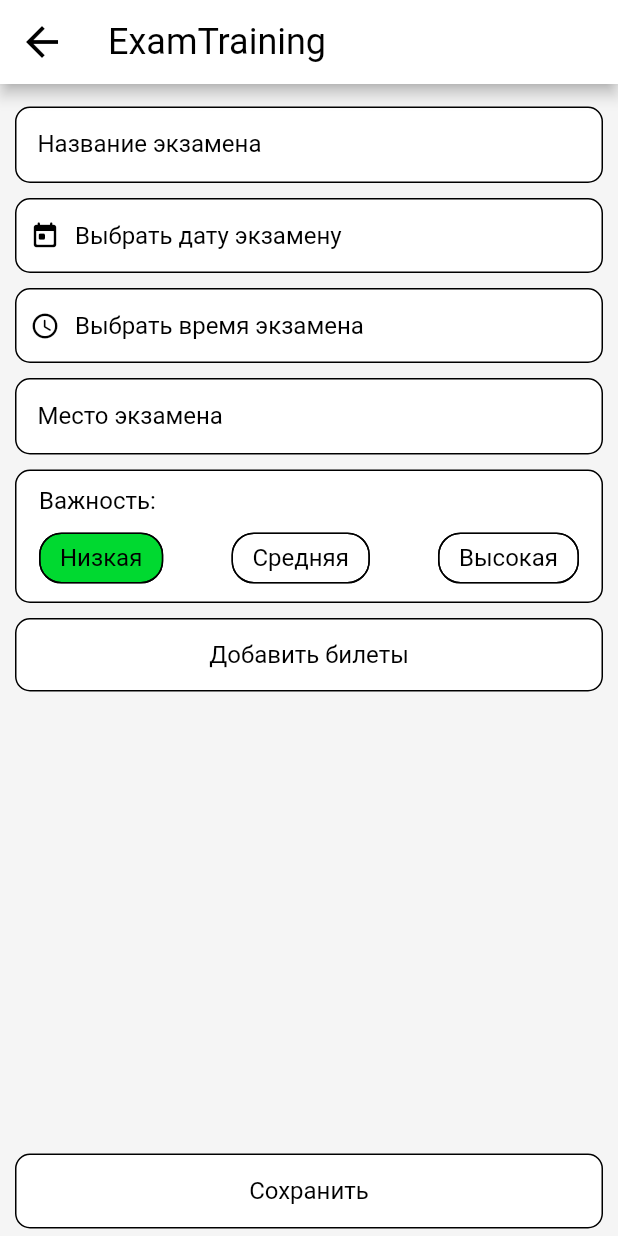
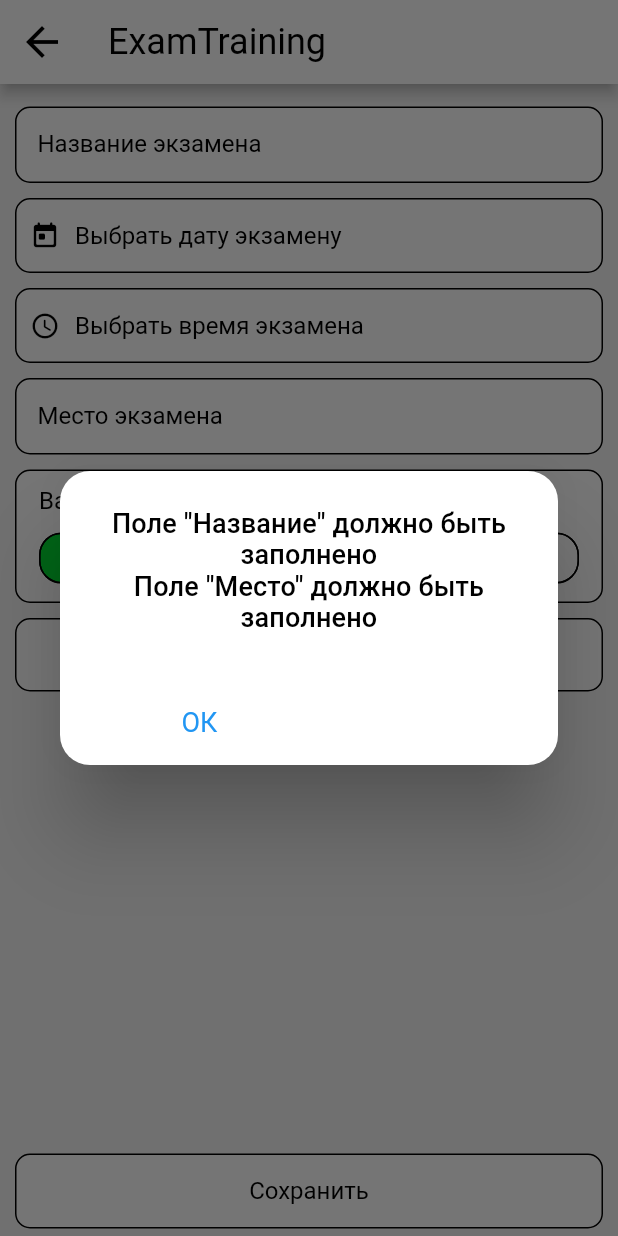
Before and after one commit to EgorShiryaev/ExamTraining, a Flutter app: the ExamInfoScreen screen opened directly, after a tap on "Сохранить", on a phone screen of 412 x 824 dp. Run offline on Flutter 3.47's test engine with Material 2 defaults, Android fonts, the phone set to English and light mode, and no system bars; our stand-ins replace cloud_firestore, firebase_core, flutter_slidable, google_fonts; accounts and stored records are empty.

Commit message:
Задача выполнена

```diff
--- a/lib/user_interface/components/custom_alert_dialog.dart
+++ b/lib/user_interface/components/custom_alert_dialog.dart
@@ -9,6 +9,7 @@ class CustomAlertDialog extends StatelessWidget {
   final String cancelTitle;
   final Function() cancelFunction;
   final Color cancelColor;
+  final bool isOneButton;
   const CustomAlertDialog({
     Key? key,
     required this.title,
@@ -17,7 +18,7 @@ class CustomAlertDialog extends StatelessWidget {
     required this.actionColor,
     required this.cancelTitle,
     required this.cancelFunction,
-    required this.cancelColor,
+    required this.cancelColor, this.isOneButton=false,
   }) : super(key: key);
 
   @override
@@ -41,11 +42,11 @@ class CustomAlertDialog extends StatelessWidget {
               onTap: actionFunction,
               textColor: actionColor,
             ),
-            CustomDialogButton(
+            isOneButton? CustomDialogButton(
               title: cancelTitle,
               onTap: cancelFunction,
               textColor: cancelColor,
-            ),
+            ):SizedBox(),
           ],
         ),
       ],
--- a/lib/user_interface/screens/exam_info_screen.dart
+++ b/lib/user_interface/screens/exam_info_screen.dart
@@ -194,7 +194,7 @@ class _ExamInfoScreenState extends State<ExamInfoScreen> {
   }
 
   _onSave(context) {
-    if (date != null && time != null) {
+    if (_validate()) {
       final exam = Exam(
         title: titleController.text,
         dateTime: Timestamp.fromDate(
@@ -221,6 +221,8 @@ class _ExamInfoScreenState extends State<ExamInfoScreen> {
         isSaved = true;
       });
       Navigator.pop(context);
+    } else {
+      _onWarning();
     }
   }
 
@@ -288,36 +290,21 @@ class _ExamInfoScreenState extends State<ExamInfoScreen> {
         error += 'Количество билетов не может быть равно нулю';
       }
 
-    if (error.isNotEmpty)
-    {showDialog(context: context, builder: builder)}
+      if (error.isNotEmpty) {
+        showDialog(
+            context: context,
+            builder: (_) => CustomAlertDialog(
+                  title: error,
+                  actionTitle: 'ОК',
+                  actionFunction: () => Navigator.pop(context),
+                  actionColor: Colors.blue,
+                  cancelTitle: '',
+                  cancelFunction: () {},
+                  cancelColor: Colors.blue,
+                  isOneButton: true,
+                ));
+      }
     }
 
-  _onSave(context) {
-    if (_validate()) {
-      final exam = Exam(
-        title: titleController.text,
-        dateTime: Timestamp.fromDate(
-          DateTime(
-            date!.year,
-            date!.month,
-            date!.day,
-            time!.hour,
-            time!.minute,
-          ),
-        ),
-        location: locationController.text,
-        importance: selectedImportance,
-        tickets: [
-          ExamTicket(
-            question: 'Вопрос',
-            answer: 'Ответ',
-          ),
-        ],
-      );
-      exam.reference = widget.exam?.reference;
-      widget.onSave(exam);
-      Navigator.pop(context);
-    } else {}
   }
 }
-}
```
Lines whose indentation alone changed are shown as unchanged.
